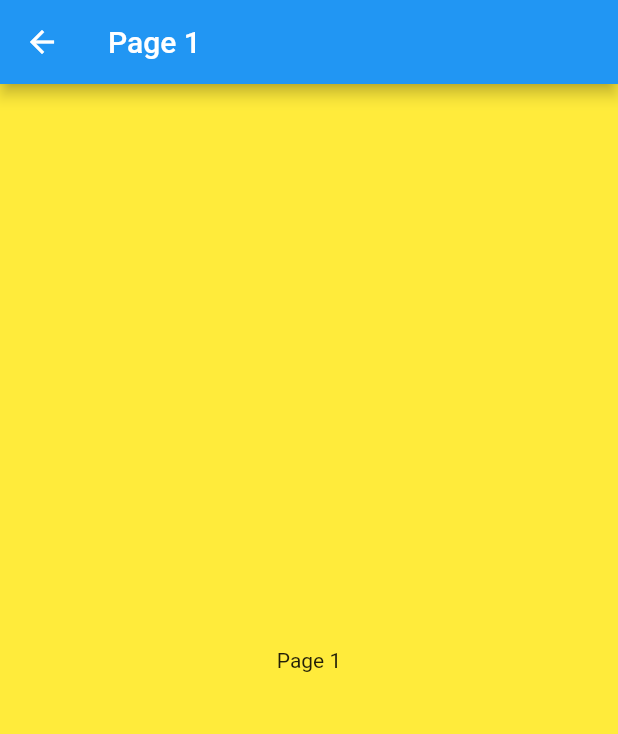
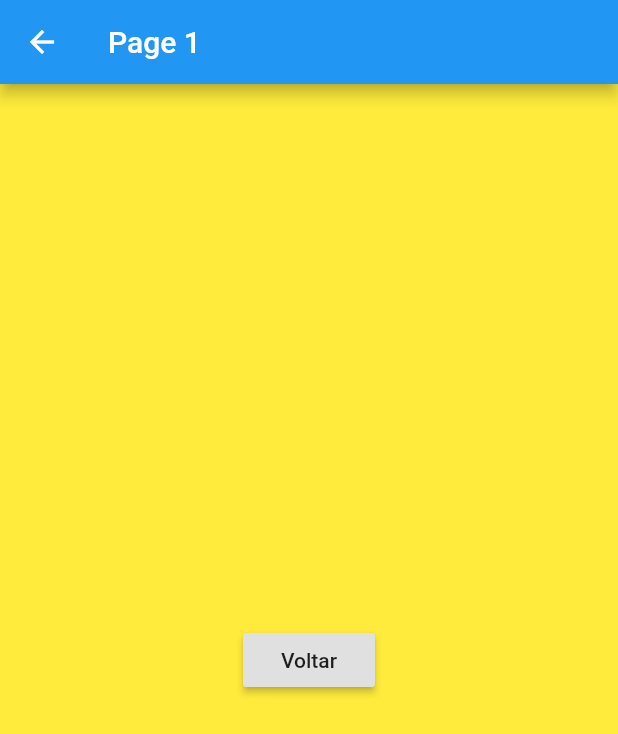
Before and after one commit to FrancaTM/flutter-hello, a Flutter app: the HelloPage1 screen opened directly, on a phone screen of 412 x 824 dp. Shown: the top 734 px of the screen. Run offline on Flutter 3.47's test engine with Material 2 defaults, Android fonts, the phone set to English and light mode, and no system bars.

Commit message:
adiciona navegação (pop)

```diff
--- a/lib/home_page.dart
+++ b/lib/home_page.dart
@@ -112,7 +112,14 @@ class _HomePageState extends State<HomePage> {
     });
   }
 
-  _onPressedPage(Widget page) {
-    Navigator.push(context, MaterialPageRoute(builder: (context) => page));
+  _onPressedPage(Widget page) async {
+    String s = await Navigator.push(
+        context, MaterialPageRoute(builder: (context) => page));
+
+    if (s != null) {
+      setState(() {
+        _msg = s;
+      });
+    }
   }
 }
--- a/lib/pages/hello_page1.dart
+++ b/lib/pages/hello_page1.dart
@@ -10,7 +10,12 @@ class HelloPage1 extends StatelessWidget {
       body: Container(
         color: Colors.yellow,
         child: Center(
-          child: Text('Page 1'),
+          child: RaisedButton(
+            child: Text('Voltar'),
+            onPressed: () {
+              Navigator.pop(context, 'clicou no voltar');
+            },
+          ),
         ),
       ),
     );
```
